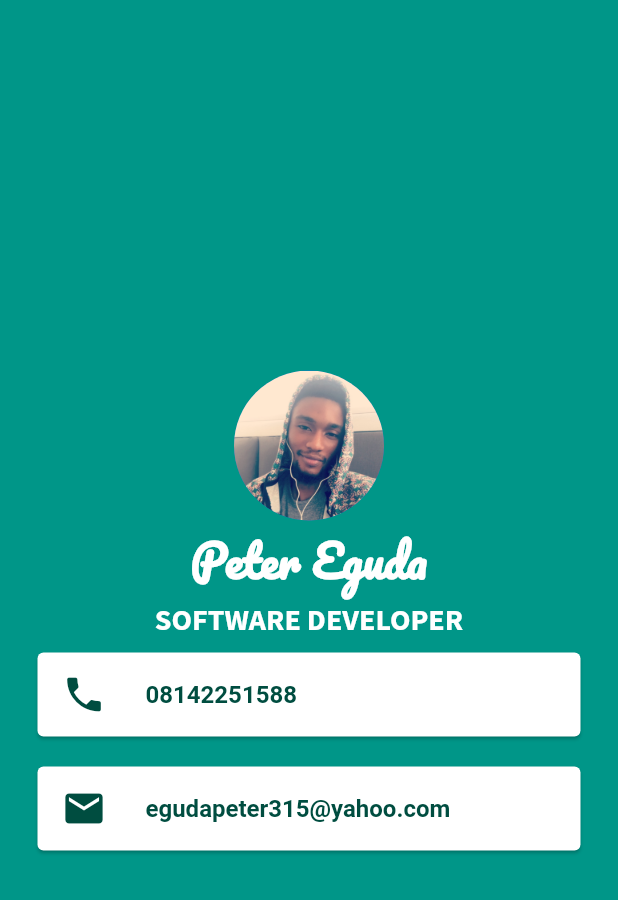
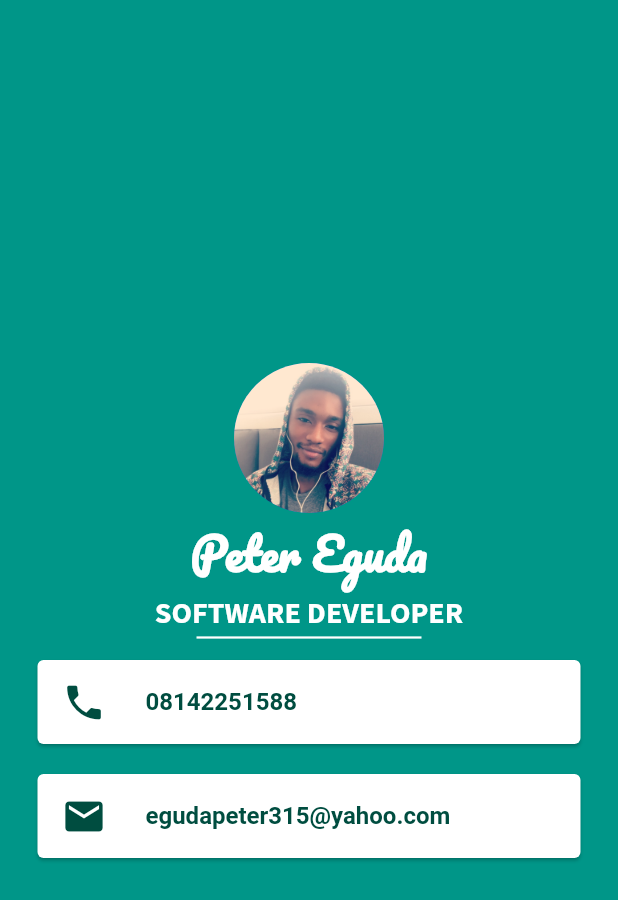
Before and after one commit to EgudaPeter/mi_card_flutter, a Flutter app: the screen it shows after launch, on a phone screen of 412 x 824 dp. Shown: the top 900 px of the screen. Run offline on Flutter 3.47's test engine with Material 2 defaults, Android fonts, the phone set to English and light mode, and no system bars; Roboto replaces fonts that are missing (Source Sans Pro).

Commit message:
Added the divider line

```diff
--- a/lib/main.dart
+++ b/lib/main.dart
@@ -33,6 +33,14 @@ class MyApp extends StatelessWidget {
                   fontWeight: FontWeight.bold,
                   color: Colors.white,
                   fontFamily: 'SourceSansPro'),
+            ),
+            SizedBox(
+              height: 10.0,
+              width: 150.0,
+              child: Divider(
+                color: Colors.white,
+                thickness: 1.5,
+              ),
             ),
             Card(
               margin: EdgeInsets.symmetric(vertical: 10.0, horizontal: 25.0),
```
Also changed, not shown: 2 other files.
